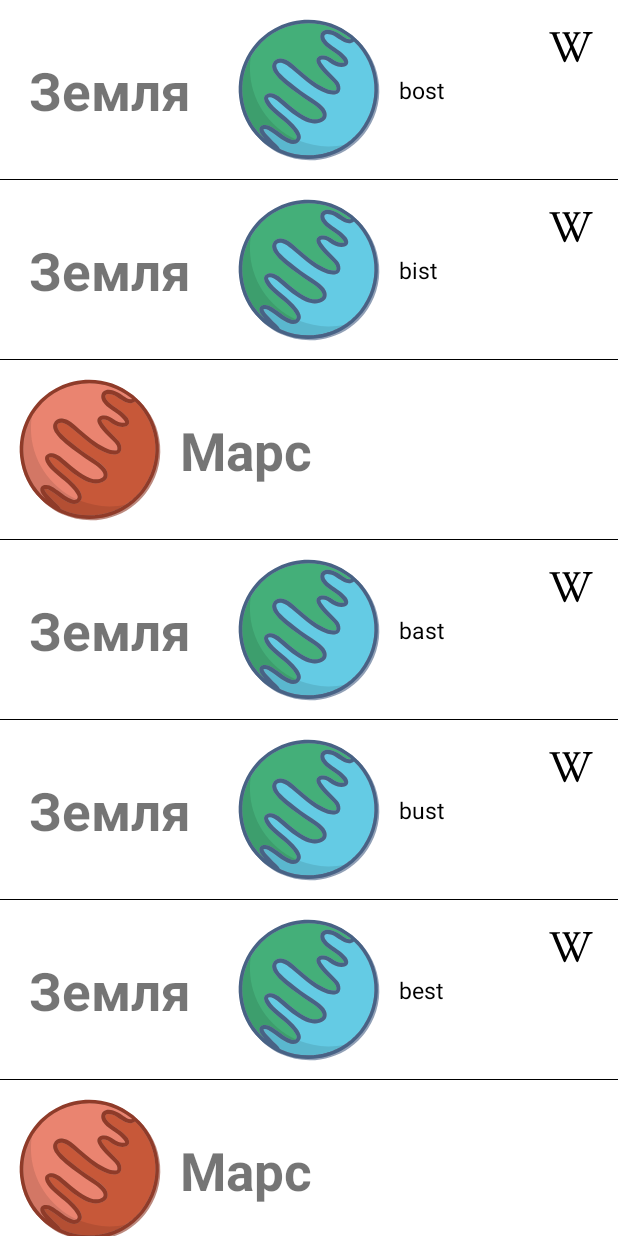
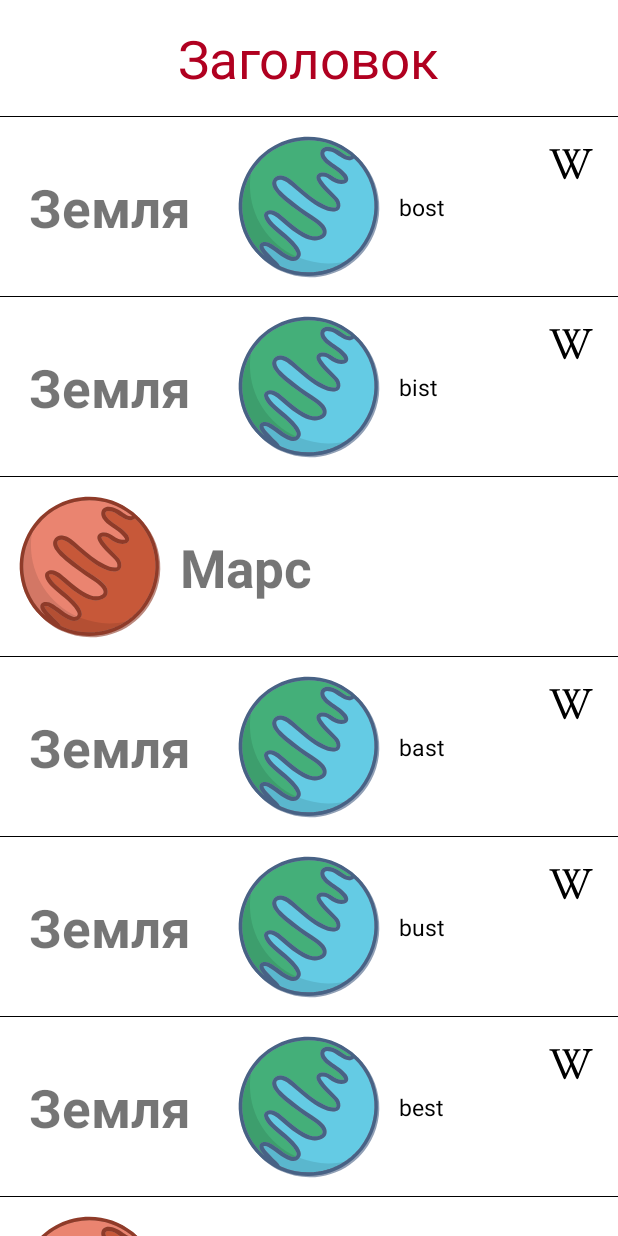
Before and after one commit to FarVoyager/PictureOfTheDay, an Android app: the fragment RecyclerViewFragment placed in its activity, on a phone screen of 412 x 824 dp. Run offline under Robolectric (Android 15) with nearby library versions, the phone set to English and light mode, and no system bars; libraries missing offline, so code that uses them is left out: coil.api.load; pictures from the network do not load.

Commit message:
header implemented, some code optimizations

```diff
--- a/app/src/main/java/com/example/pictureoftheday/ui/main/recyclerview/RecyclerViewFragment.kt
+++ b/app/src/main/java/com/example/pictureoftheday/ui/main/recyclerview/RecyclerViewFragment.kt
@@ -10,22 +10,13 @@ import androidx.appcompat.widget.AppCompatImageView
 import androidx.appcompat.widget.AppCompatTextView
 import androidx.recyclerview.widget.RecyclerView
 import com.example.pictureoftheday.R
-import com.example.pictureoftheday.databinding.FragmentPictureOfTheDayBinding
-import com.example.pictureoftheday.databinding.FragmentRecyclerViewBinding
-import com.example.pictureoftheday.databinding.RecyclerItemEarthBinding
-import com.example.pictureoftheday.databinding.RecyclerItemMarsBinding
+import com.example.pictureoftheday.databinding.*
 
 
 class RecyclerViewFragment : Fragment() {
 
     private var _binding: FragmentRecyclerViewBinding? = null
     private val binding get() = _binding!!
-
-
-    override fun onCreate(savedInstanceState: Bundle?) {
-        super.onCreate(savedInstanceState)
-
-    }
 
     override fun onCreateView(
         inflater: LayoutInflater, container: ViewGroup?,
@@ -47,6 +38,8 @@ class RecyclerViewFragment : Fragment() {
             Data("Earth", "best"),
             Data("Mars", null)
         )
+        data.add(0, Data("Header"))
+
         binding.lessonRecyclerView.adapter = RecyclerViewAdapter(
             object : RecyclerViewAdapter.OnListItemClickListener {
                 override fun onItemClick(data: Data) {
@@ -66,37 +59,49 @@ class RecyclerViewFragment : Fragment() {
     class RecyclerViewAdapter(
         private var onListItemClickListener: OnListItemClickListener,
         private var data: List<Data>
-    ) : RecyclerView.Adapter<RecyclerView.ViewHolder>() {
+    ) : RecyclerView.Adapter<RecyclerViewAdapter.BaseViewHolder>() {
 
-        override fun onCreateViewHolder(parent: ViewGroup, viewType: Int): RecyclerView.ViewHolder {
-//            val inflater = LayoutInflater.from(parent.context)
+        override fun onCreateViewHolder(parent: ViewGroup, viewType: Int): BaseViewHolder {
             val itemBindingEarth =
                 RecyclerItemEarthBinding.inflate(LayoutInflater.from(parent.context), parent, false)
             val itemBindingMars =
                 RecyclerItemMarsBinding.inflate(LayoutInflater.from(parent.context), parent, false)
-            return if (viewType == TYPE_EARTH) {
-                EarthViewHolder(
-                    itemBindingEarth
+            val itemBindingHeader =
+                RecyclerViewHeaderBinding.inflate(
+                    LayoutInflater.from(parent.context),
+                    parent,
+                    false
                 )
-            } else {
-                MarsViewHolder(
-                    itemBindingMars
-                )
+            return when (viewType) {
+                TYPE_EARTH -> EarthViewHolder(itemBindingEarth)
+                TYPE_MARS -> MarsViewHolder(itemBindingMars)
+                else -> HeaderViewHolder(itemBindingHeader)
             }
         }
 
-        override fun onBindViewHolder(holder: RecyclerView.ViewHolder, position: Int) {
-            if (getItemViewType(position) == TYPE_EARTH) {
-                holder as EarthViewHolder
-                holder.bind(data[position])
-            } else {
-                holder as MarsViewHolder
-                holder.bind(data[position])
+        override fun onBindViewHolder(holder: BaseViewHolder, position: Int) {
+            when (getItemViewType(position)) {
+                TYPE_EARTH -> {
+                    holder as EarthViewHolder
+                    holder.bind(data[position])
+                }
+                TYPE_MARS -> {
+                    holder as MarsViewHolder
+                    holder.bind(data[position])
+                }
+                else -> {
+                    holder as HeaderViewHolder
+                    holder.bind(data[position])
+                }
             }
         }
 
         override fun getItemViewType(position: Int): Int {
-            return if (data[position].someDescription.isNullOrBlank()) TYPE_MARS else TYPE_EARTH
+            return when {
+                position == 0 -> TYPE_HEADER
+                data[position].someDescription.isNullOrBlank() -> TYPE_MARS
+                else -> TYPE_EARTH
+            }
         }
 
         override fun getItemCount(): Int {
@@ -104,8 +109,8 @@ class RecyclerViewFragment : Fragment() {
         }
 
         inner class EarthViewHolder(private val earthBinding: RecyclerItemEarthBinding) :
-            RecyclerView.ViewHolder(earthBinding.root) {
-            fun bind(data: Data) {
+            BaseViewHolder(earthBinding.root) {
+            override fun bind(data: Data) {
                 if (layoutPosition != RecyclerView.NO_POSITION) {
                     earthBinding.descriptionTextView
                         .text = data.someDescription
@@ -117,24 +122,35 @@ class RecyclerViewFragment : Fragment() {
         }
 
         inner class MarsViewHolder(private val marsBinding: RecyclerItemMarsBinding) :
-            RecyclerView.ViewHolder(marsBinding.root) {
-            fun bind(data: Data) {
+            BaseViewHolder(marsBinding.root) {
+            override fun bind(data: Data) {
                 marsBinding.marsImageView.setOnClickListener {
                     onListItemClickListener.onItemClick(data)
                 }
             }
         }
 
+        inner class HeaderViewHolder(private val headerBinding: RecyclerViewHeaderBinding) :
+            BaseViewHolder(headerBinding.root) {
+            override fun bind(data: Data) {
+                headerBinding.header.setOnClickListener {
+                    onListItemClickListener.onItemClick(data)
+                }
+            }
+        }
 
         companion object {
             private const val TYPE_EARTH = 0
             private const val TYPE_MARS = 1
+            private const val TYPE_HEADER = 2
         }
 
         interface OnListItemClickListener {
             fun onItemClick(data: Data)
         }
 
+        abstract class BaseViewHolder(itemView: View) : RecyclerView.ViewHolder(itemView) {
+            abstract fun bind(data: Data)
+        }
     }
-
 }
--- /dev/null
+++ b/app/src/main/res/layout/recycler_view_header.xml
@@ -0,0 +1,25 @@
+<?xml version="1.0" encoding="utf-8"?>
+<androidx.constraintlayout.widget.ConstraintLayout xmlns:android="http://schemas.android.com/apk/res/android"
+    xmlns:app="http://schemas.android.com/apk/res-auto"
+    android:layout_width="match_parent"
+    android:layout_height="wrap_content">
+
+    <androidx.appcompat.widget.AppCompatTextView
+        android:id="@+id/header"
+        android:layout_width="wrap_content"
+        android:layout_height="wrap_content"
+        android:padding="15dp"
+        android:text="Заголовок"
+        android:textColor="@color/design_default_color_error"
+        android:textSize="35sp"
+        app:layout_constraintEnd_toEndOf="parent"
+        app:layout_constraintStart_toStartOf="parent"
+        app:layout_constraintTop_toTopOf="parent" />
+
+    <View
+        android:layout_width="match_parent"
+        android:layout_height="1px"
+        android:background="#000"
+        app:layout_constraintBottom_toBottomOf="@+id/header"
+        app:layout_constraintStart_toStartOf="parent" />
+</androidx.constraintlayout.widget.ConstraintLayout>
```
